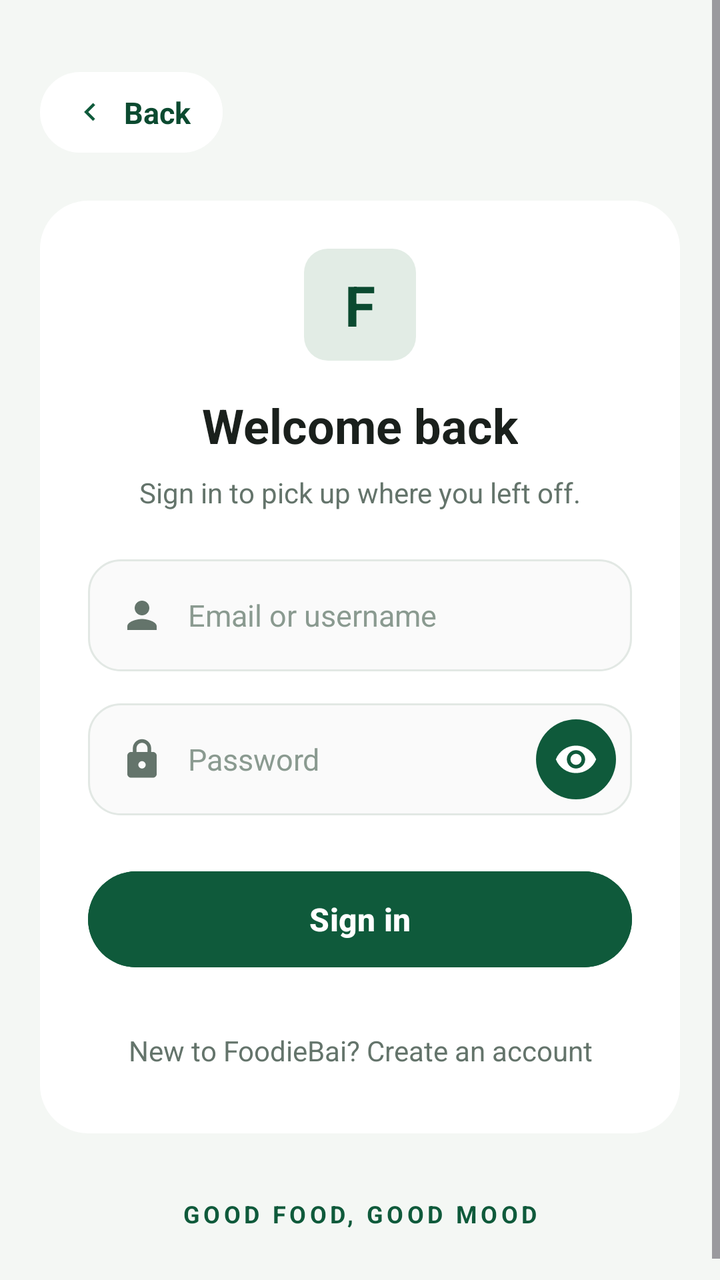
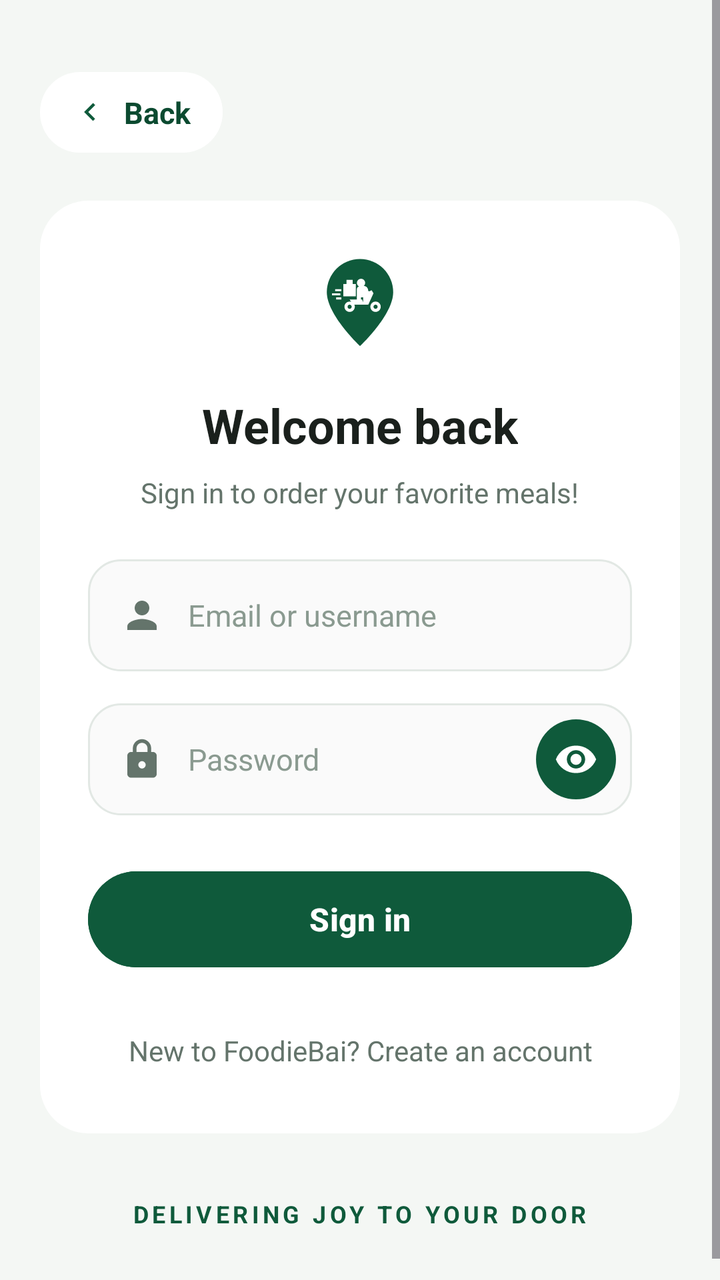

Screens rendered from an Android XML layout before and after an edit, with the pre-edit source and the edit as a unified diff.
<!-- AndroidManifest.xml: application theme Theme.FoodOrderingSystem -->
<!-- res/layout/activity_sign_in.xml -->
<?xml version="1.0" encoding="utf-8"?>
<ScrollView xmlns:android="http://schemas.android.com/apk/res/android"
    xmlns:app="http://schemas.android.com/apk/res-auto"
    android:layout_width="match_parent"
    android:layout_height="match_parent"
    android:background="@color/bg_screen"
    android:fillViewport="true">

    <androidx.constraintlayout.widget.ConstraintLayout
        android:layout_width="match_parent"
        android:layout_height="wrap_content"
        android:padding="20dp">

        
        <LinearLayout
            android:id="@+id/btn_back"
            android:layout_width="wrap_content"
            android:layout_height="wrap_content"
            android:layout_marginTop="16dp"
            android:background="@drawable/bg_info_pill"
            android:clickable="true"
            android:focusable="true"
            android:gravity="center_vertical"
            android:orientation="horizontal"
            android:paddingHorizontal="16dp"
            android:paddingVertical="10dp"
            app:layout_constraintStart_toStartOf="parent"
            app:layout_constraintTop_toTopOf="parent">

            <ImageView
                android:layout_width="18dp"
                android:layout_height="18dp"
                android:src="@drawable/ic_back" />

            <TextView
                android:layout_width="wrap_content"
                android:layout_height="wrap_content"
                android:layout_marginStart="8dp"
                android:text="Back"
                android:textColor="@color/primary_green_dark"
                android:textSize="15sp"
                android:textStyle="bold" />
        </LinearLayout>

        
        <androidx.constraintlayout.widget.ConstraintLayout
            android:id="@+id/card_main"
            android:layout_width="0dp"
            android:layout_height="wrap_content"
            android:layout_marginTop="24dp"
            android:background="@drawable/bg_rounded_card"
            android:padding="24dp"
            app:layout_constraintEnd_toEndOf="parent"
            app:layout_constraintStart_toStartOf="parent"
            app:layout_constraintTop_toBottomOf="@id/btn_back">

            
            <TextView
                android:id="@+id/badge_f"
                android:layout_width="56dp"
                android:layout_height="56dp"
                android:background="@drawable/bg_badge_green"
                android:gravity="center"
                android:text="F"
                android:textColor="@color/primary_green_dark"
                android:textSize="28sp"
                android:textStyle="bold"
                app:layout_constraintEnd_toEndOf="parent"
                app:layout_constraintStart_toStartOf="parent"
                app:layout_constraintTop_toTopOf="parent" />

            
            <TextView
                android:id="@+id/tv_title"
                android:layout_width="wrap_content"
                android:layout_height="wrap_content"
                android:layout_marginTop="16dp"
                android:text="Welcome back"
                android:textColor="@color/text_dark"
                android:textSize="24sp"
                android:textStyle="bold"
                app:layout_constraintEnd_toEndOf="parent"
                app:layout_constraintStart_toStartOf="parent"
                app:layout_constraintTop_toBottomOf="@id/badge_f" />

            
            <TextView
                android:id="@+id/tv_subtitle"
                android:layout_width="wrap_content"
                android:layout_height="wrap_content"
                android:layout_marginTop="8dp"
                android:text="Sign in to pick up where you left off."
                android:textColor="@color/text_secondary"
                android:textSize="14sp"
                app:layout_constraintEnd_toEndOf="parent"
                app:layout_constraintStart_toStartOf="parent"
                app:layout_constraintTop_toBottomOf="@id/tv_title" />

            
            <LinearLayout
                android:id="@+id/ll_identifier"
                android:layout_width="0dp"
                android:layout_height="56dp"
                android:layout_marginTop="24dp"
                android:background="@drawable/bg_input_field"
                android:gravity="center_vertical"
                android:orientation="horizontal"
                android:paddingHorizontal="16dp"
                app:layout_constraintEnd_toEndOf="parent"
                app:layout_constraintStart_toStartOf="parent"
                app:layout_constraintTop_toBottomOf="@id/tv_subtitle">

                <ImageView
                    android:layout_width="22dp"
                    android:layout_height="22dp"
                    android:src="@drawable/ic_person" />

                <EditText
                    android:id="@+id/et_identifier"
                    android:layout_width="match_parent"
                    android:layout_height="match_parent"
                    android:layout_marginStart="12dp"
                    android:background="@null"
                    android:hint="Email or username"
                    android:inputType="text"
                    android:textColor="@color/text_dark"
                    android:textColorHint="@color/text_muted"
                    android:textSize="15sp" />
            </LinearLayout>

            
            <LinearLayout
                android:id="@+id/ll_password"
                android:layout_width="0dp"
                android:layout_height="56dp"
                android:layout_marginTop="16dp"
                android:background="@drawable/bg_input_field"
                android:gravity="center_vertical"
                android:orientation="horizontal"
                android:paddingStart="16dp"
                android:paddingEnd="8dp"
                app:layout_constraintEnd_toEndOf="parent"
                app:layout_constraintStart_toStartOf="parent"
                app:layout_constraintTop_toBottomOf="@id/ll_identifier">

                <ImageView
                    android:layout_width="22dp"
                    android:layout_height="22dp"
                    android:src="@drawable/ic_lock" />

                <EditText
                    android:id="@+id/et_password"
                    android:layout_width="0dp"
                    android:layout_height="match_parent"
                    android:layout_marginStart="12dp"
                    android:layout_weight="1"
                    android:background="@null"
                    android:hint="Password"
                    android:inputType="textPassword"
                    android:textColor="@color/text_dark"
                    android:textColorHint="@color/text_muted"
                    android:textSize="15sp" />

                
                <FrameLayout
                    android:id="@+id/btn_toggle_password"
                    android:layout_width="40dp"
                    android:layout_height="40dp"
                    android:background="@drawable/bg_circle_green"
                    android:clickable="true"
                    android:focusable="true">

                    <ImageView
                        android:layout_width="22dp"
                        android:layout_height="22dp"
                        android:layout_gravity="center"
                        android:src="@drawable/ic_eye_white" />
                </FrameLayout>
            </LinearLayout>

            
            <Button
                android:id="@+id/btn_sign_in"
                android:layout_width="0dp"
                android:layout_height="56dp"
                android:layout_marginTop="24dp"
                android:backgroundTint="@color/primary_green"
                android:text="Sign in"
                android:textColor="@color/white"
                android:textSize="16sp"
                android:textStyle="bold"
                app:cornerRadius="28dp"
                app:layout_constraintEnd_toEndOf="parent"
                app:layout_constraintStart_toStartOf="parent"
                app:layout_constraintTop_toBottomOf="@id/ll_password" />

            
            <TextView
                android:id="@+id/tv_sign_up_link"
                android:layout_width="wrap_content"
                android:layout_height="wrap_content"
                android:layout_marginTop="20dp"
                android:gravity="center"
                android:padding="8dp"
                android:text="New to FoodieBai? Create an account"
                android:textColor="@color/text_secondary"
                android:textSize="14sp"
                app:layout_constraintEnd_toEndOf="parent"
                app:layout_constraintStart_toStartOf="parent"
                app:layout_constraintTop_toBottomOf="@id/btn_sign_in" />

        </androidx.constraintlayout.widget.ConstraintLayout>

        
        <TextView
            android:layout_width="wrap_content"
            android:layout_height="wrap_content"
            android:layout_marginTop="32dp"
            android:layout_marginBottom="16dp"
            android:letterSpacing="0.15"
            android:text="GOOD FOOD, GOOD MOOD"
            android:textColor="@color/primary_green"
            android:textSize="12sp"
            android:textStyle="bold"
            app:layout_constraintBottom_toBottomOf="parent"
            app:layout_constraintEnd_toEndOf="parent"
            app:layout_constraintStart_toStartOf="parent"
            app:layout_constraintTop_toBottomOf="@id/card_main" />

    </androidx.constraintlayout.widget.ConstraintLayout>
</ScrollView>
<!-- resources referenced by this layout -->
<resources>
  <color name="bg_screen">#F4F7F4</color>
  <color name="primary_green">#0F5A3B</color>
  <color name="primary_green_dark">#0B4A30</color>
  <color name="text_dark">#1A201C</color>
  <color name="text_muted">#8A9A90</color>
  <color name="text_secondary">#64746B</color>
  <color name="white">#FFFFFFFF</color>
  <!-- drawable bg_badge_green (drawable) -->
  <?xml version="1.0" encoding="utf-8"?>
  <shape xmlns:android="http://schemas.android.com/apk/res/android">
      <solid android:color="#E2ECE5" />
      <corners android:radius="12dp" />
  </shape>
  <!-- drawable bg_circle_green (drawable) -->
  <?xml version="1.0" encoding="utf-8"?>
  <shape xmlns:android="http://schemas.android.com/apk/res/android"
      android:shape="oval">
      <solid android:color="#0F5A3B" />
  </shape>
  <!-- drawable bg_info_pill (drawable) -->
  <?xml version="1.0" encoding="utf-8"?>
  <shape xmlns:android="http://schemas.android.com/apk/res/android">
      <solid android:color="#FFFFFF" />
      <corners android:radius="20dp" />
  </shape>
  <!-- drawable bg_input_field (drawable) -->
  <?xml version="1.0" encoding="utf-8"?>
  <shape xmlns:android="http://schemas.android.com/apk/res/android">
      <solid android:color="#FAFAFA" />
      <corners android:radius="16dp" />
      <stroke
          android:width="1dp"
          android:color="#E2E8E4" />
  </shape>
  <!-- drawable bg_rounded_card (drawable) -->
  <?xml version="1.0" encoding="utf-8"?>
  <shape xmlns:android="http://schemas.android.com/apk/res/android">
      <solid android:color="#FFFFFF" />
      <corners android:radius="24dp" />
  </shape>
  <!-- drawable ic_back (drawable) -->
  <vector xmlns:android="http://schemas.android.com/apk/res/android"
      android:width="24dp"
      android:height="24dp"
      android:viewportWidth="24"
      android:viewportHeight="24">
      <path
          android:fillColor="#0F5A3B"
          android:pathData="M15.41,7.41L14,6l-6,6 6,6 1.41,-1.41L10.83,12z"/>
  </vector>
  <style name="Theme.FoodOrderingSystem" parent="Base.Theme.FoodOrderingSystem" />
  <style name="Base.Theme.FoodOrderingSystem" parent="Theme.Material3.DayNight.NoActionBar">
          <item name="colorPrimary">@color/primary_green</item>
          <item name="colorOnPrimary">@color/white</item>
          <item name="android:windowBackground">@color/bg_screen</item>
          <item name="android:statusBarColor">@color/bg_screen</item>
          <item name="android:windowLightStatusBar">true</item>
      </style>
  <!-- unchanged entries left out for length: 3 -->
</resources>

<!-- the commit's change to res/layout/activity_sign_in.xml (unified diff, before → after) -->
@@ -55,16 +55,11 @@
             app:layout_constraintTop_toBottomOf="@id/btn_back">
 
             
-            <TextView
+            <ImageView
                 android:id="@+id/badge_f"
                 android:layout_width="56dp"
                 android:layout_height="56dp"
-                android:background="@drawable/bg_badge_green"
-                android:gravity="center"
-                android:text="F"
-                android:textColor="@color/primary_green_dark"
-                android:textSize="28sp"
-                android:textStyle="bold"
+                android:src="@drawable/ic_scooter_pin"
                 app:layout_constraintEnd_toEndOf="parent"
                 app:layout_constraintStart_toStartOf="parent"
                 app:layout_constraintTop_toTopOf="parent" />
@@ -89,7 +84,7 @@
                 android:layout_width="wrap_content"
                 android:layout_height="wrap_content"
                 android:layout_marginTop="8dp"
-                android:text="Sign in to pick up where you left off."
+                android:text="Sign in to order your favorite meals!"
                 android:textColor="@color/text_secondary"
                 android:textSize="14sp"
                 app:layout_constraintEnd_toEndOf="parent"
@@ -218,7 +213,7 @@
             android:layout_marginTop="32dp"
             android:layout_marginBottom="16dp"
             android:letterSpacing="0.15"
-            android:text="GOOD FOOD, GOOD MOOD"
+            android:text="DELIVERING JOY TO YOUR DOOR"
             android:textColor="@color/primary_green"
             android:textSize="12sp"
             android:textStyle="bold"
<!-- resource entries referenced after the edit -->
@@ -7,12 +7,6 @@
   <color name="text_muted">#8A9A90</color>
   <color name="text_secondary">#64746B</color>
   <color name="white">#FFFFFFFF</color>
-  <!-- drawable bg_badge_green (drawable) -->
-  <?xml version="1.0" encoding="utf-8"?>
-  <shape xmlns:android="http://schemas.android.com/apk/res/android">
-      <solid android:color="#E2ECE5" />
-      <corners android:radius="12dp" />
-  </shape>
   <!-- drawable bg_circle_green (drawable) -->
   <?xml version="1.0" encoding="utf-8"?>
   <shape xmlns:android="http://schemas.android.com/apk/res/android"
@@ -50,6 +44,52 @@
           android:fillColor="#0F5A3B"
           android:pathData="M15.41,7.41L14,6l-6,6 6,6 1.41,-1.41L10.83,12z"/>
   </vector>
+  <!-- drawable ic_scooter_pin (drawable) -->
+  <vector xmlns:android="http://schemas.android.com/apk/res/android"
+      android:width="108dp"
+      android:height="108dp"
+      android:viewportWidth="108"
+      android:viewportHeight="108">
+  
+      
+      <path
+          android:fillColor="#0F5A3B"
+          android:pathData="M54,10 C36.33,10 22,24.33 22,42 C22,64 54,94 54,94 C54,94 86,64 86,42 C86,24.33 71.67,10 54,10 Z"/>
+  
+      
+      <path
+          android:fillColor="#FFFFFF"
+          android:pathData="M30,39 h6 v2 h-6 z M27,43 h8 v2 h-8 z M31,47 h5 v2 h-5 z"/>
+  
+      
+      <path
+          android:fillColor="#FFFFFF"
+          android:pathData="M38,34 h12 v12 h-12 z M41,30 h6 v4 h-6 z"/>
+  
+      
+      <path
+          android:fillColor="#FFFFFF"
+          android:pathData="M55,29 A4,4 0 1,0 55,37 A4,4 0 1,0 55,29 Z"/>
+  
+      
+      <path
+          android:fillColor="#FFFFFF"
+          android:pathData="M51,39 C51,37 53,36 56,36 L58,36 C60,36 62,38 62,41 L60,47 L55,47 L55,54 L51,54 Z M60,41 L66,41 L63,45 L60,44 Z"/>
+  
+      
+      
+      <path
+          android:fillColor="#FFFFFF"
+          android:pathData="M44,51 C41.24,51 39,53.24 39,56 C39,58.76 41.24,61 44,61 C46.76,61 49,58.76 49,56 C49,53.24 46.76,51 44,51 Z M44,54 C45.1,54 46,54.9 46,56 C46,57.1 45.1,58 44,58 C42.9,58 42,57.1 42,56 C42,54.9 42.9,54 44,54 Z"/>
+      
+      <path
+          android:fillColor="#FFFFFF"
+          android:pathData="M69,51 C66.24,51 64,53.24 64,56 C64,58.76 66.24,61 69,61 C71.76,61 74,58.76 74,56 C74,53.24 71.76,51 69,51 Z M69,54 C70.1,54 71,54.9 71,56 C71,57.1 70.1,58 69,58 C67.9,58 67,57.1 67,56 C67,54.9 67.9,54 69,54 Z"/>
+      
+      <path
+          android:fillColor="#FFFFFF"
+          android:pathData="M44,49 L56,49 L58,54 L47,54 Z M57,46 L65,40 L67,43 L62,54 L57,54 Z"/>
+  </vector>
   <style name="Theme.FoodOrderingSystem" parent="Base.Theme.FoodOrderingSystem" />
   <style name="Base.Theme.FoodOrderingSystem" parent="Theme.Material3.DayNight.NoActionBar">
           <item name="colorPrimary">@color/primary_green</item>
